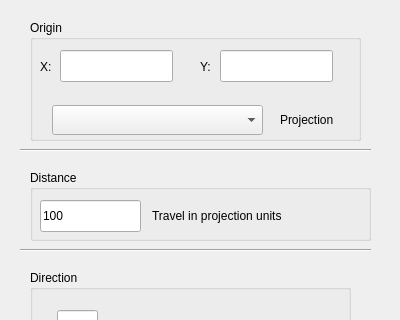
Qt form azimuth_swath_dialog_base.ui (popkinj/azimuth-swath) before a commit; both pictures show x 0 to 400 and y 0 to 320 of the 400 by 506 pixel window.
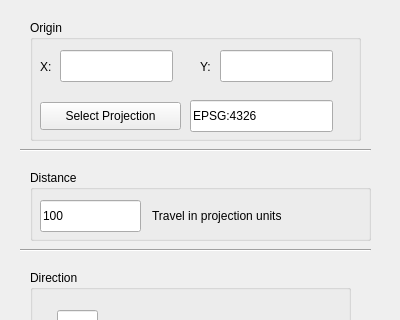
The same form after that commit.

Commit message: This layout should do for now

The edit to the form file:
```diff
--- a/azimuth_swath_dialog_base.ui
+++ b/azimuth_swath_dialog_base.ui
@@ -76,22 +76,6 @@
      <string/>
     </property>
    </widget>
-   <widget class="QComboBox" name="projection">
-    <property name="geometry">
-     <rect>
-      <x>22</x>
-      <y>85</y>
-      <width>211</width>
-      <height>30</height>
-     </rect>
-    </property>
-    <property name="toolTip">
-     <string>&lt;html&gt;&lt;head/&gt;&lt;body&gt;&lt;p&gt;Choose projection&lt;/p&gt;&lt;/body&gt;&lt;/html&gt;</string>
-    </property>
-    <property name="whatsThis">
-     <string>&lt;html&gt;&lt;head/&gt;&lt;body&gt;&lt;p&gt;Projection chooser&lt;/p&gt;&lt;/body&gt;&lt;/html&gt;</string>
-    </property>
-   </widget>
    <widget class="QLabel" name="label_5">
     <property name="geometry">
      <rect>
@@ -118,17 +102,36 @@
      <string>Y:</string>
     </property>
    </widget>
-   <widget class="QLabel" name="label_7">
+   <widget class="QPushButton" name="pushButton">
     <property name="geometry">
      <rect>
-      <x>250</x>
-      <y>90</y>
-      <width>71</width>
-      <height>20</height>
+      <x>10</x>
+      <y>82</y>
+      <width>141</width>
+      <height>28</height>
      </rect>
     </property>
     <property name="text">
-     <string>Projection</string>
+     <string>Select Projection</string>
+    </property>
+   </widget>
+   <widget class="QLineEdit" name="lineEdit">
+    <property name="geometry">
+     <rect>
+      <x>160</x>
+      <y>80</y>
+      <width>143</width>
+      <height>32</height>
+     </rect>
+    </property>
+    <property name="toolTip">
+     <string>Or just enter it manually</string>
+    </property>
+    <property name="whatsThis">
+     <string>Or just enter it manually</string>
+    </property>
+    <property name="text">
+     <string>EPSG:4326</string>
     </property>
    </widget>
   </widget>
```
